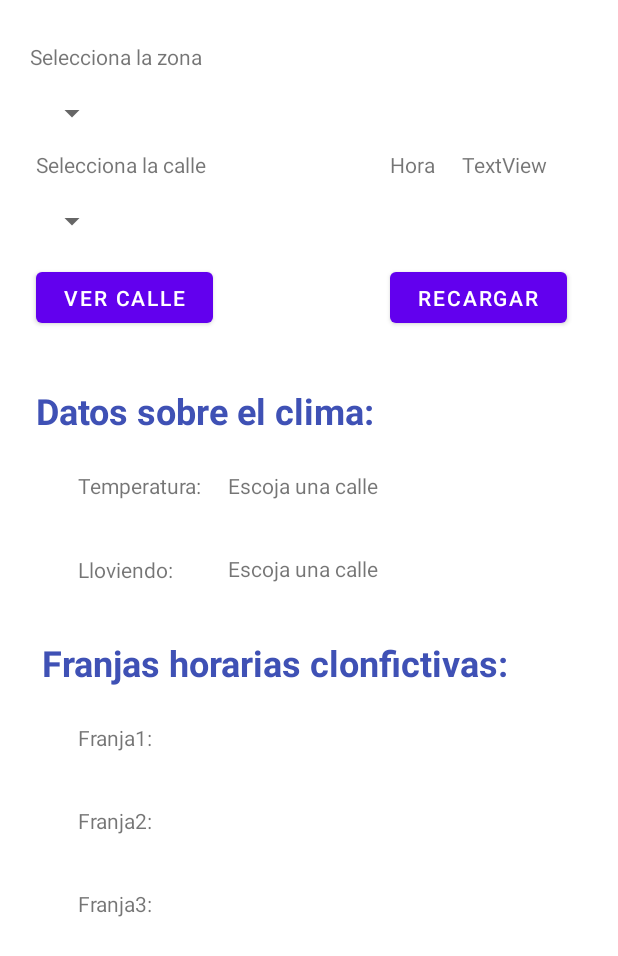
After one commit to RaulMoratilla/ComputacionUbicuaG06, an Android app: the layout activity_select_calle.xml on its own in the app's theme, with its tools: preview values and no code run, on a phone screen of 412 x 824 dp. The commit adds this screen. Shown: the top 956 px of the screen. Run offline under Robolectric (Android 15) with nearby library versions, the phone set to English and light mode, and no system bars.

Commit message:
Puto trabajo

```diff
--- a/AndroidSmartStreet/app/src/main/java/com/ubicua/smartstreet/MainActivity.java
+++ b/AndroidSmartStreet/app/src/main/java/com/ubicua/smartstreet/MainActivity.java
@@ -20,8 +20,8 @@ public class MainActivity extends AppCompatActivity {
             public void run() {
                 Intent i = new Intent(MainActivity.this, SelectCalleActivity.class);
                 startActivity(i);
-                finish();
             }
         }, TIME_OUT);
+
     }
 }
--- /dev/null
+++ b/AndroidSmartStreet/app/src/main/res/layout/activity_select_calle.xml
@@ -0,0 +1,186 @@
+
+<androidx.constraintlayout.widget.ConstraintLayout xmlns:android="http://schemas.android.com/apk/res/android"
+xmlns:app="http://schemas.android.com/apk/res-auto"
+xmlns:tools="http://schemas.android.com/tools"
+android:layout_width="match_parent"
+android:layout_height="match_parent"
+tools:context=".MainActivity">
+
+<TextView
+    android:id="@+id/textViewHora"
+    android:layout_width="wrap_content"
+    android:layout_height="wrap_content"
+    android:layout_marginStart="260dp"
+    android:layout_marginTop="100dp"
+    android:text="Hora"
+    app:layout_constraintStart_toStartOf="parent"
+    app:layout_constraintTop_toTopOf="parent" />
+
+<TextView
+    android:id="@+id/textViewCalle"
+    android:layout_width="wrap_content"
+    android:layout_height="wrap_content"
+    android:layout_marginStart="24dp"
+    android:layout_marginTop="100dp"
+    android:text="Selecciona la calle"
+    app:layout_constraintStart_toStartOf="parent"
+    app:layout_constraintTop_toTopOf="parent" />
+
+<Spinner
+    android:id="@+id/spinnerCalle"
+    android:layout_width="wrap_content"
+    android:layout_height="wrap_content"
+    android:layout_marginStart="24dp"
+    android:layout_marginTop="16dp"
+    app:layout_constraintStart_toStartOf="parent"
+    app:layout_constraintTop_toBottomOf="@+id/textViewCalle" />
+
+
+<TextView
+    android:id="@+id/textViewZona"
+    android:layout_width="wrap_content"
+    android:layout_height="wrap_content"
+    android:layout_marginStart="20dp"
+    android:layout_marginTop="28dp"
+    android:text="Selecciona la zona"
+    app:layout_constraintStart_toStartOf="parent"
+    app:layout_constraintTop_toTopOf="parent" />
+
+<Spinner
+    android:id="@+id/spinnerZona"
+    android:layout_width="wrap_content"
+    android:layout_height="wrap_content"
+    android:layout_marginStart="24dp"
+    android:layout_marginTop="16dp"
+    app:layout_constraintStart_toStartOf="parent"
+    app:layout_constraintTop_toBottomOf="@+id/textViewZona" />
+
+<Button
+    android:id="@+id/buttonCalle"
+    android:layout_width="118dp"
+    android:layout_height="46dp"
+    android:layout_marginStart="24dp"
+    android:layout_marginTop="16dp"
+    android:text="Ver calle"
+    app:layout_constraintStart_toStartOf="parent"
+    app:layout_constraintTop_toBottomOf="@+id/spinnerCalle" />
+
+<TextView
+    android:id="@+id/textViewTime"
+    android:layout_width="wrap_content"
+    android:layout_height="wrap_content"
+    android:layout_marginStart="308dp"
+    android:layout_marginTop="100dp"
+    android:text="TextView"
+    app:layout_constraintStart_toStartOf="parent"
+    app:layout_constraintTop_toTopOf="parent" />
+
+<Button
+    android:id="@+id/buttonRecargar"
+    android:layout_width="118dp"
+    android:layout_height="46dp"
+    android:layout_marginStart="260dp"
+    android:layout_marginTop="16dp"
+    android:text="Recargar"
+    app:layout_constraintStart_toStartOf="parent"
+    app:layout_constraintTop_toBottomOf="@+id/spinnerCalle" />
+
+<TextView
+    android:id="@+id/textViewClima"
+    android:layout_width="wrap_content"
+    android:layout_height="wrap_content"
+    android:layout_marginStart="24dp"
+    android:layout_marginTop="36dp"
+    android:textColor="#3F51B5"
+    android:textSize="24sp"
+    android:textStyle="bold"
+    android:text="Datos sobre el clima:"
+    app:layout_constraintStart_toStartOf="parent"
+    app:layout_constraintTop_toBottomOf="@+id/buttonCalle" />
+
+<TextView
+    android:id="@+id/textViewFranja"
+    android:layout_width="wrap_content"
+    android:layout_height="wrap_content"
+    android:layout_marginStart="28dp"
+    android:layout_marginTop="36dp"
+    android:text="Franjas horarias clonfictivas:"
+    android:textColor="#3F51B5"
+    android:textSize="24sp"
+    android:textStyle="bold"
+    app:layout_constraintStart_toStartOf="parent"
+    app:layout_constraintTop_toBottomOf="@+id/textLluvia" />
+
+<TextView
+    android:id="@+id/textTemp"
+    android:layout_width="wrap_content"
+    android:layout_height="wrap_content"
+    android:layout_marginStart="52dp"
+    android:layout_marginTop="24dp"
+    android:text="Temperatura:"
+    app:layout_constraintStart_toStartOf="parent"
+    app:layout_constraintTop_toBottomOf="@+id/textViewClima" />
+
+<TextView
+    android:id="@+id/textLluvia"
+    android:layout_width="wrap_content"
+    android:layout_height="wrap_content"
+    android:layout_marginStart="52dp"
+    android:layout_marginTop="80dp"
+    android:text="Lloviendo:"
+    app:layout_constraintStart_toStartOf="parent"
+    app:layout_constraintTop_toBottomOf="@+id/textViewClima" />
+
+<TextView
+    android:id="@+id/textFranja1"
+    android:layout_width="wrap_content"
+    android:layout_height="wrap_content"
+    android:layout_marginStart="52dp"
+    android:layout_marginTop="24dp"
+    android:text="Franja1:"
+    app:layout_constraintStart_toStartOf="parent"
+    app:layout_constraintTop_toBottomOf="@+id/textViewFranja" />
+
+<TextView
+    android:id="@+id/textFranja2"
+    android:layout_width="wrap_content"
+    android:layout_height="wrap_content"
+    android:layout_marginStart="52dp"
+    android:layout_marginTop="36dp"
+    android:text="Franja2:"
+    app:layout_constraintStart_toStartOf="parent"
+    app:layout_constraintTop_toBottomOf="@+id/textFranja1" />
+
+<TextView
+    android:id="@+id/textFranja3"
+    android:layout_width="wrap_content"
+    android:layout_height="wrap_content"
+    android:layout_marginStart="52dp"
+    android:layout_marginTop="36dp"
+    android:text="Franja3:"
+    app:layout_constraintStart_toStartOf="parent"
+    app:layout_constraintTop_toBottomOf="@+id/textFranja2" />
+
+
+    <TextView
+        android:id="@+id/textTemperatura"
+        android:layout_width="wrap_content"
+        android:layout_height="wrap_content"
+        android:layout_marginStart="152dp"
+        android:layout_marginTop="24dp"
+        android:text="Escoja una calle"
+        app:layout_constraintStart_toStartOf="parent"
+        app:layout_constraintTop_toBottomOf="@+id/textViewClima" />
+
+    <TextView
+        android:id="@+id/textLloviendo"
+        android:layout_width="wrap_content"
+        android:layout_height="wrap_content"
+        android:layout_marginStart="152dp"
+        android:layout_marginTop="36dp"
+        android:text="Escoja una calle"
+        app:layout_constraintStart_toStartOf="parent"
+        app:layout_constraintTop_toBottomOf="@+id/textTemperatura" />
+
+
+</androidx.constraintlayout.widget.ConstraintLayout>
--- a/AndroidSmartStreet/settings.gradle
+++ b/AndroidSmartStreet/settings.gradle
@@ -10,6 +10,9 @@ dependencyResolutionManagement {
     repositories {
         google()
         mavenCentral()
+        maven{url "http://repo.eclipse.org/content/repositories/paho-realeses/"
+            allowInsecureProtocol = true}
+
     }
 }
 rootProject.name = "SmartStreet"
```
Also changed, not shown: AndroidSmartStreet/app/build.gradle (+14 -4 lines), AndroidSmartStreet/app/src/main/AndroidManifest.xml (+14 -0 lines), AndroidSmartStreet/app/src/main/java/com/ubicua/smartstreet/CalleActivity.java (+10 -14 lines), AndroidSmartStreet/app/src/main/java/com/ubicua/smartstreet/Data/Calle.java (+4 -4 lines), AndroidSmartStreet/app/src/main/java/com/ubicua/smartstreet/SelectCalleActivity.java (+57 -35 lines), AndroidSmartStreet/app/src/main/java/com/ubicua/smartstreet/ServerConnectionThread.java (+6 -4 lines), AndroidSmartStreet/app/src/main/java/com/ubicua/smartstreet/TaskSelectStation.java (deleted, +0 -94 lines), AndroidSmartStreet/app/src/main/res/layout/activity_main.xml (deleted, +0 -74 lines), AndroidSmartStreet/app/src/main/res/layout/activity_splash.xml (+6 -6 lines), AndroidSmartStreet/app/src/main/res/layout/activity_station.xml (deleted, +0 -32 lines).
